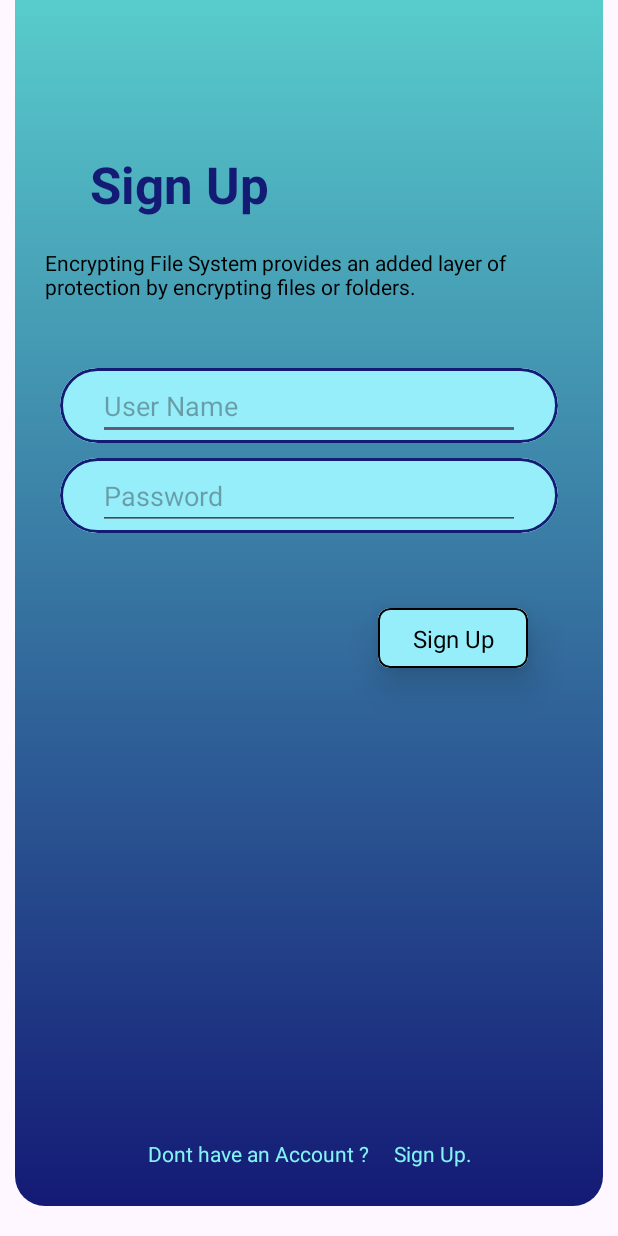
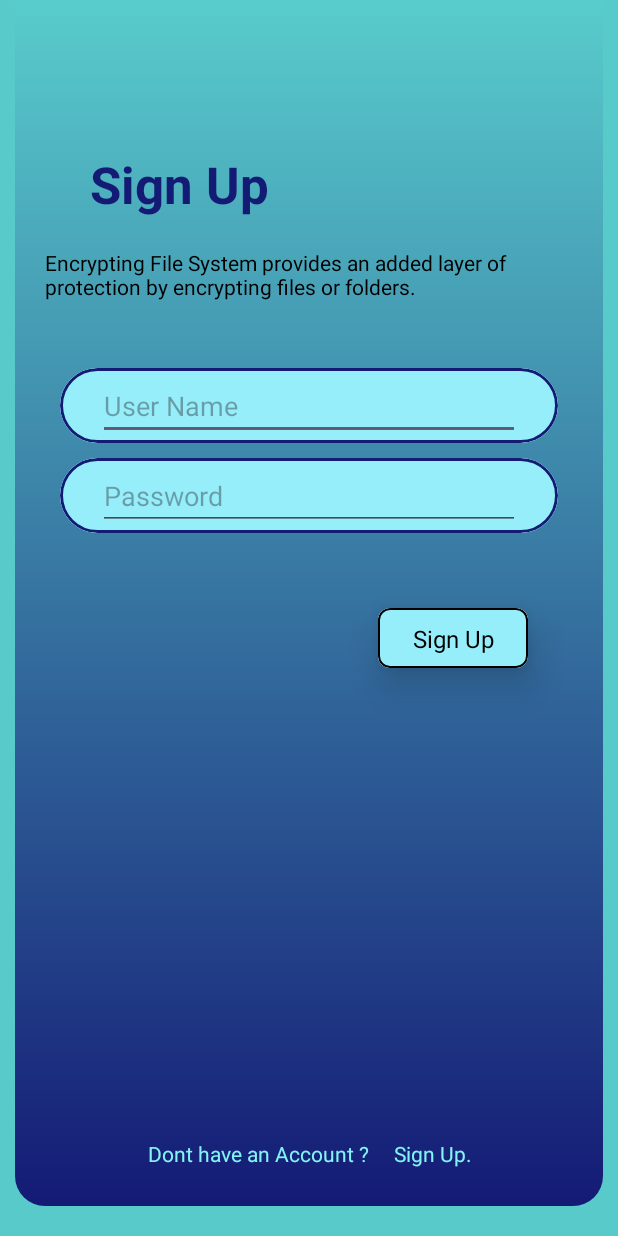
Before and after one commit to akp660/Data-Encryption, an Android app: the SignupActivity screen opened directly, with no data from a screen before it, on a phone screen of 412 x 824 dp. Run offline under Robolectric (Android 15) with nearby library versions, the phone set to English and light mode, and no system bars; Roboto replaces fonts that are not available here.

Commit message:
sign up page

```diff
--- a/app/src/main/res/layout/signup.xml
+++ b/app/src/main/res/layout/signup.xml
@@ -5,6 +5,7 @@
     android:id="@+id/main"
     android:layout_width="match_parent"
     android:layout_height="match_parent"
+    android:background="#58CACA"
     tools:context=".SignupActivity">
 
     <androidx.constraintlayout.widget.ConstraintLayout
```
